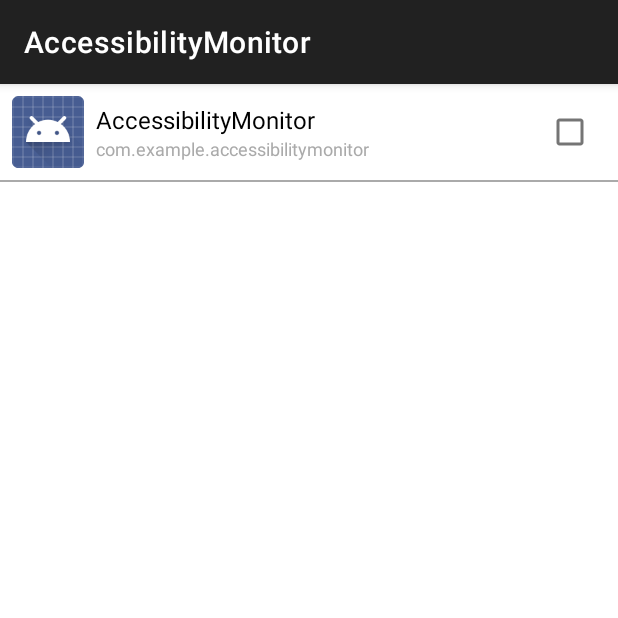
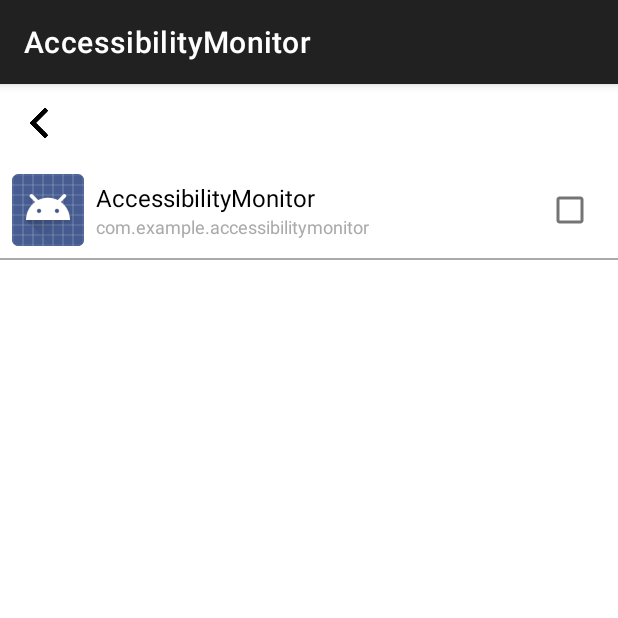
Before and after one commit to arwysyah/ActivityMonitor, an Android app: the AppSelectionActivity screen opened directly, with no data from a screen before it, on a phone screen of 412 x 824 dp, the top half of it. Run offline under Robolectric (Android 15) with nearby library versions, the phone set to English and light mode, and no system bars.

Commit message:
Implement app selection

```diff
--- a/app/src/main/java/com/example/accessibilitymonitor/AppSelectionActivity.java
+++ b/app/src/main/java/com/example/accessibilitymonitor/AppSelectionActivity.java
@@ -17,6 +17,7 @@ import android.view.View;
 import android.view.ViewGroup;
 import android.widget.BaseAdapter;
 import android.widget.CheckBox;
+import android.widget.ImageButton;
 import android.widget.ImageView;
 import android.widget.ListView;
 import android.widget.TextView;
@@ -56,7 +57,10 @@ public class AppSelectionActivity extends AppCompatActivity {
         // Set adapter
         AppListAdapter adapter = new AppListAdapter(this, appList, selectedApps);
         appsListView.setAdapter(adapter);
-
+        ImageButton goBackButton = findViewById(R.id.go_back_button);
+        goBackButton.setOnClickListener(v -> {
+            getOnBackPressedDispatcher().onBackPressed();
+        });
         // Check for usage stats permission
         if (!hasUsageStatsPermission()) {
             requestUsageStatsPermission();
--- /dev/null
+++ b/app/src/main/res/drawable/ic_arrow_back.xml
@@ -0,0 +1,10 @@
+<!-- res/drawable/ic_arrow_back.xml -->
+<vector xmlns:android="http://schemas.android.com/apk/res/android"
+    android:width="24dp"
+    android:height="24dp"
+    android:viewportWidth="24"
+    android:viewportHeight="24">
+    <path
+        android:fillColor="#000000"
+        android:pathData="M19,12H5m7-7l-7 7l7 7" />
+</vector>
--- a/app/src/main/res/layout/activity_app_selection.xml
+++ b/app/src/main/res/layout/activity_app_selection.xml
@@ -3,6 +3,16 @@
     android:layout_width="match_parent"
     android:layout_height="match_parent"
     android:orientation="vertical">
+    <ImageButton
+        android:id="@+id/go_back_button"
+        android:layout_width="20dp"
+    android:layout_height="20dp"
+        android:scaleType="centerInside"
+        android:src="@mipmap/ic_arrow_back"
+    android:contentDescription="@string/go_back"
+    android:background="?android:attr/selectableItemBackground"
+    android:layout_margin="16dp"
+  />
 
     <ListView
         android:id="@+id/apps_list_view"
--- a/app/src/main/res/values/strings.xml
+++ b/app/src/main/res/values/strings.xml
@@ -6,4 +6,5 @@
     <string name="request_notification_permission">Request Notification Permission</string>
     <string name="open_accessibility_settings">Open Accessibility Settings</string>
     <string name="accessibility_service_status">Accessibility Service Status</string>
+    <string name="go_back">go back</string>
 </resources>
```
Also changed, not shown: app/src/main/res/mipmap-xxxhdpi/ic_arrow_back.png (added).
